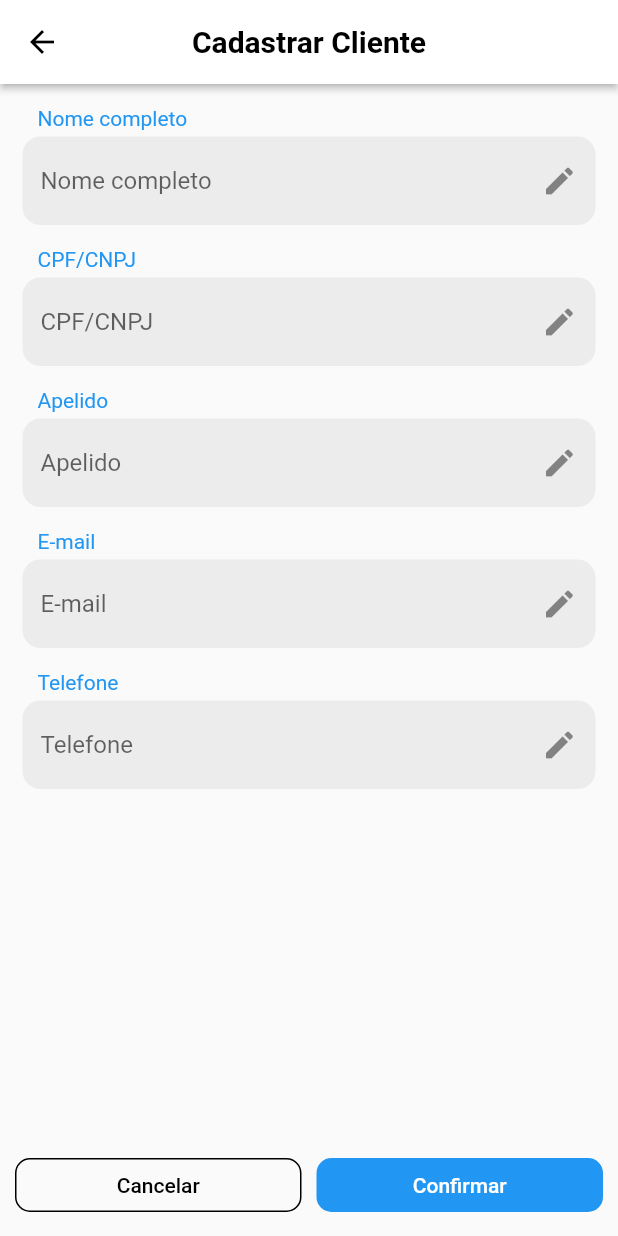
After one commit to marcosfons/rings, a Flutter app: the SignUpClientScreen screen opened by its route, on a phone screen of 412 x 824 dp. The commit adds this screen. Run offline on Flutter 3.47's test engine with Material 2 defaults, Android fonts, the phone set to English and light mode, and no system bars; our stand-ins replace dartz, get; missing offline and left inert: hasura_connect.

Commit message:
Added sign up client screen

```diff
--- a/lib/src/core/routes.dart
+++ b/lib/src/core/routes.dart
@@ -4,11 +4,11 @@ import 'package:rings/src/modules/client/new_operation/new_operation_controller.
 import 'package:rings/src/modules/client/new_operation/new_operation_screen.dart';
 import 'package:rings/src/modules/client/select_client/select_client_controller.dart';
 import 'package:rings/src/modules/client/select_client/select_client_screen.dart';
+import 'package:rings/src/modules/client/sign_up_client/sign_up_client_screen.dart';
 import 'package:rings/src/modules/home/home_controller.dart';
 import 'package:rings/src/modules/home/home_screen.dart';
 
 abstract class Routes {
-
 	static final List<GetPage> pages = [
 		GetPage(
 			name: '/',
@@ -35,6 +35,10 @@ abstract class Routes {
 				Get.lazyPut(() => NewOperationController(Get.arguments));
 			})
 		),
+    GetPage(
+      name: '/sign_up_client',
+      page: () => SignUpClientScreen(),
+    ),
+
 	];
-
 }
--- /dev/null
+++ b/lib/src/modules/client/sign_up_client/sign_up_client_screen.dart
@@ -0,0 +1,46 @@
+import 'package:flutter/material.dart';
+import 'package:rings/src/modules/client/sign_up_client/widgets/cancel_confirm_box.dart';
+import 'package:rings/src/modules/client/sign_up_client/widgets/custom_input.dart';
+
+class SignUpClientScreen extends StatelessWidget {
+  const SignUpClientScreen({Key? key}) : super(key: key);
+
+  @override
+  Widget build(BuildContext context) {
+    final List<String> fields = [
+      'Nome completo',
+      'CPF/CNPJ',
+      'Apelido',
+      'E-mail',
+      'Telefone'
+    ];
+
+    return Scaffold(
+      appBar: AppBar(
+        title: Text(
+          'Cadastrar Cliente',
+          style: TextStyle(color: Colors.black, fontWeight: FontWeight.bold),
+        ),
+      ),
+      body: Column(
+        children: [
+          Expanded(
+            child: ScrollConfiguration(
+              behavior: NoGlowEffect(),
+              child: ListView.separated(
+                padding: const EdgeInsets.all(15),
+                // shrinkWrap: true,
+                itemCount: fields.length,
+                separatorBuilder: (BuildContext context, int index) => const SizedBox(height: 15),
+                itemBuilder: (BuildContext context, int index) {
+                  return CustomInput(label: fields[index], icon: Icons.edit);
+                },
+              ),
+            ),
+          ),
+          CancelConfirmBox(),
+        ],
+      ),
+    );
+  }
+}
--- /dev/null
+++ b/lib/src/modules/client/sign_up_client/widgets/cancel_confirm_box.dart
@@ -0,0 +1,43 @@
+import 'package:flutter/material.dart';
+
+class CancelConfirmBox extends StatelessWidget {
+  const CancelConfirmBox({Key? key}) : super(key: key);
+
+  @override
+  Widget build(BuildContext context) {
+    return Container(
+      padding: const EdgeInsets.all(10),
+      child: Row(
+        children: [
+          Expanded(
+            child: TextButton(
+              style: TextButton.styleFrom(
+                primary: Colors.black,
+                backgroundColor: Theme.of(context).scaffoldBackgroundColor,
+                shape: RoundedRectangleBorder(
+                  borderRadius: BorderRadius.circular(10.0),
+                  side: BorderSide(color: Colors.black),
+                ),
+              ),
+              onPressed: () {},
+              child: Text("Cancelar"),
+            ),
+          ),
+          const SizedBox(width: 10),
+          Expanded(
+            child: TextButton(
+              style: TextButton.styleFrom(
+                primary: Colors.white,
+                backgroundColor: Colors.blue,
+                shape: RoundedRectangleBorder(
+                    borderRadius: BorderRadius.circular(10.0)),
+              ),
+              onPressed: () {},
+              child: Text("Confirmar"),
+            ),
+          )
+        ],
+      ),
+    );
+  }
+}
--- /dev/null
+++ b/lib/src/modules/client/sign_up_client/widgets/custom_input.dart
@@ -0,0 +1,44 @@
+import 'package:flutter/material.dart';
+
+class NoGlowEffect extends ScrollBehavior {
+  @override
+  Widget buildViewportChrome(
+      BuildContext context, Widget child, AxisDirection axisDirection) {
+    return child;
+  }
+}
+
+class CustomInput extends StatelessWidget {
+  final String label;
+  final IconData icon;
+  final String? hintText;
+
+  const CustomInput(
+      {Key? key, required this.label, required this.icon, this.hintText})
+      : super(key: key);
+
+  @override
+  Widget build(BuildContext context) {
+    return Column(
+      crossAxisAlignment: CrossAxisAlignment.start,
+      children: [
+        Container(
+          padding: EdgeInsets.only(left: 10, bottom: 4),
+          child: Text(
+            label,
+            textAlign: TextAlign.start,
+            style: TextStyle(
+              color: Colors.blue,
+            ),
+          ),
+        ),
+        TextField(
+          decoration: InputDecoration(
+            hintText: label,
+            suffixIcon: Icon(icon),
+          ),
+        ),
+      ],
+    );
+  }
+}
```
